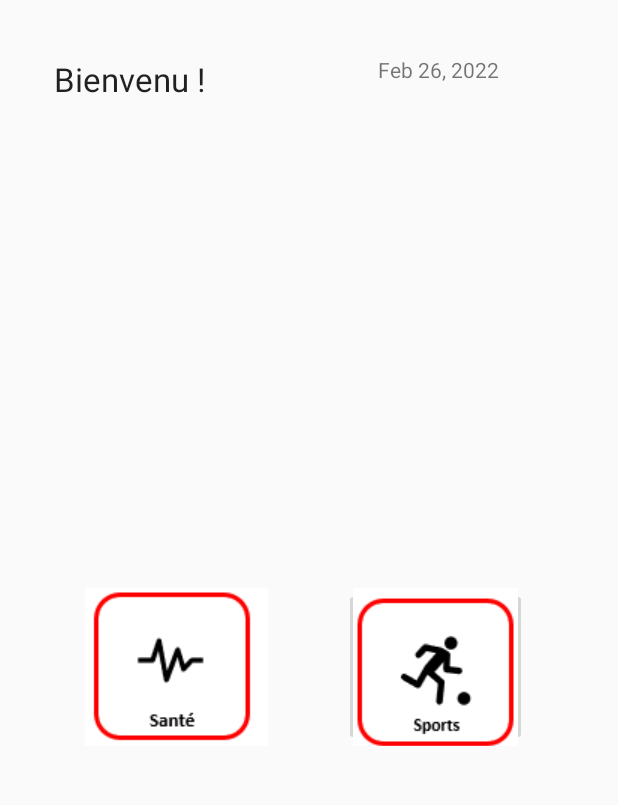
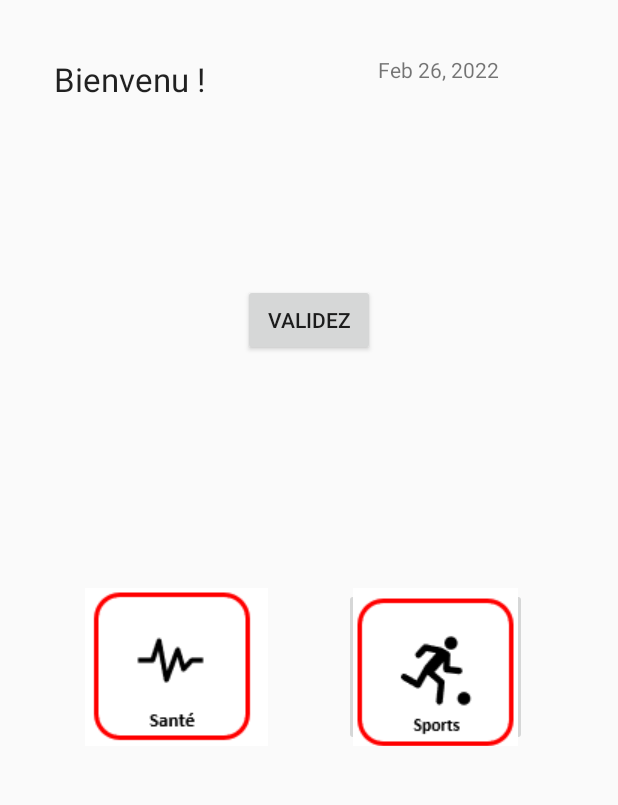
Before and after one commit to ETS-Android3/ApplicationSIAH_projetANDROID, an Android app: the Menu_principal screen opened directly, with no data from a screen before it, on a phone screen of 412 x 824 dp, the part 340-1145 px from its top. Run offline under Robolectric (Android 15) with nearby library versions, the phone set to English and light mode, and no system bars.

Commit message:
podomètre fait

```diff
--- a/app/src/main/AndroidManifest.xml
+++ b/app/src/main/AndroidManifest.xml
@@ -9,6 +9,9 @@
         android:roundIcon="@mipmap/siah_icone_round"
         android:supportsRtl="true"
         android:theme="@style/Theme.ApplicationSIAH">
+        <activity
+            android:name=".Podometre"
+            android:exported="false" />
         <activity
             android:name=".Menu_principal"
             android:exported="false" />
--- a/app/src/main/java/com/example/applicationsiah/Menu_principal.java
+++ b/app/src/main/java/com/example/applicationsiah/Menu_principal.java
@@ -1,11 +1,14 @@
 package com.example.applicationsiah;
 
+import android.content.Intent;
 import android.support.v7.app.AppCompatActivity;
 
 import java.text.DateFormat;
 import java.util.Calendar;
 import android.os.Bundle;
+import android.view.View;
 import android.widget.ArrayAdapter;
+import android.widget.Button;
 import android.widget.Spinner;
 import android.widget.TextView;
 
@@ -16,9 +19,31 @@ public class Menu_principal extends AppCompatActivity {
         super.onCreate(savedInstanceState);
         setContentView(R.layout.activity_menu_principal); //affiche l'acran
         Calendar calendar = Calendar.getInstance(); // on crée un calndrier on récupère la date du jour
-        String currentDate= DateFormat.getDateInstance().format(calendar.getTime());
+        String currentDate = DateFormat.getDateInstance().format(calendar.getTime());
         TextView textViewDate = findViewById(R.id.text_date);
         textViewDate.setText(currentDate);
+
+        Button boutton_podo = (Button) findViewById(R.id.acces_podometre);
+        boutton_podo.setText("Validez");
+        boutton_podo.setOnClickListener(new View.OnClickListener() {
+            @Override
+            public void onClick(View view) {
+                visualiser_podo();
+            }
+        });
+    }
+
+
+
+
+
+
+
+
+    private void visualiser_podo() {
+        Intent intent = new Intent(this, Podometre.class);
+        startActivity(intent);
+    }
  /*/
         // 1) creation d’un objet-reference spinner vers le spinner de l’activite
         Spinner monSpinner = (Spinner) findViewById(R.id.menu_sports);
@@ -31,5 +56,5 @@ public class Menu_principal extends AppCompatActivity {
         monSpinner.setAdapter(monAdapter);
     }
     /*/
-    }
+
 }
--- a/app/src/main/res/layout/activity_menu_principal.xml
+++ b/app/src/main/res/layout/activity_menu_principal.xml
@@ -40,7 +40,8 @@
         app:layout_constraintEnd_toEndOf="parent"
         app:layout_constraintHorizontal_bias="0.791"
         app:layout_constraintStart_toStartOf="parent"
-        app:srcCompat="@drawable/icone_appsiah" />
+        app:srcCompat="@drawable/icone_appsiah"
+        tools:ignore="SpeakableTextPresentCheck" />
 
     <ImageButton
         android:id="@+id/sante_button"
@@ -52,7 +53,8 @@
         app:layout_constraintEnd_toStartOf="@+id/sport_buttton"
         app:layout_constraintHorizontal_bias="0.081"
         app:layout_constraintStart_toStartOf="parent"
-        app:srcCompat="@drawable/icone2_siahapp" />
+        app:srcCompat="@drawable/icone2_siahapp"
+        tools:ignore="SpeakableTextPresentCheck" />
 
     <TextView
         android:id="@+id/text_date"
@@ -66,4 +68,14 @@
         app:layout_constraintTop_toTopOf="parent"
         app:layout_constraintVertical_bias="0.294" />
 
+    <Button
+        android:id="@+id/acces_podometre"
+        android:layout_width="wrap_content"
+        android:layout_height="wrap_content"
+        android:text="Depart"
+        app:layout_constraintBottom_toBottomOf="parent"
+        app:layout_constraintEnd_toEndOf="parent"
+        app:layout_constraintStart_toStartOf="parent"
+        app:layout_constraintTop_toTopOf="parent" />
+
 </android.support.constraint.ConstraintLayout>
```
Also changed, not shown: app/src/main/java/com/example/applicationsiah/Podometre.java (added, +58 -0 lines), app/src/main/res/layout/activity_podometre.xml (added, +34 -0 lines).
